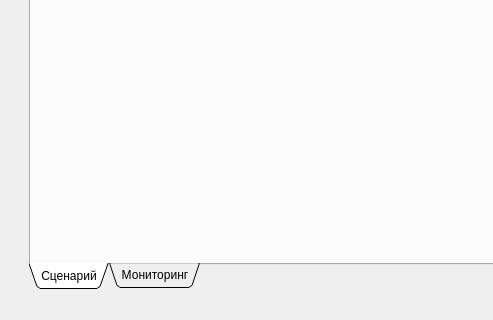
Old version of the form app/ui/designer/main_window.ui in the repository Shqet/Surprize_v4.0; both pictures show x 0 to 493 and y 452 to 772 of the 1188 by 772 pixel window.
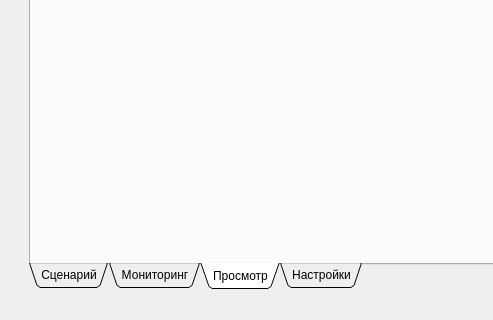
New version of the form. The open tabs and pages were chosen to show the change.

Patch:
```diff
--- a/app/ui/designer/main_window.ui
+++ b/app/ui/designer/main_window.ui
@@ -229,6 +229,26 @@
         </item>
        </layout>
       </widget>
+      <widget class="QWidget" name="replayTab">
+       <attribute name="title">
+        <string>Просмотр</string>
+       </attribute>
+       <layout class="QGridLayout" name="gridLayout_5">
+        <item row="0" column="0">
+         <layout class="QGridLayout" name="l_replay"/>
+        </item>
+       </layout>
+      </widget>
+      <widget class="QWidget" name="optionsTab">
+       <attribute name="title">
+        <string>Настройки</string>
+       </attribute>
+       <layout class="QGridLayout" name="gridLayout_6">
+        <item row="0" column="0">
+         <layout class="QGridLayout" name="l_options"/>
+        </item>
+       </layout>
+      </widget>
      </widget>
     </item>
    </layout>
```
